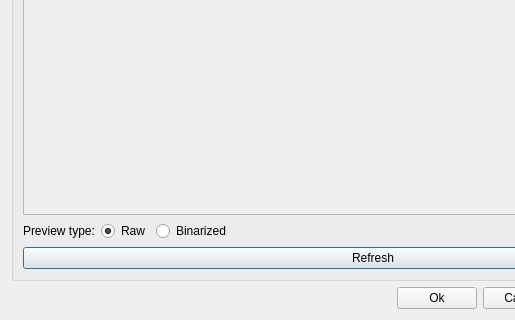
This is Source/Scanner3DClient/GUI/SettingsDialog/UI/SettingsDialog.ui in MaxGarden/Scanner3DClient as Qt 5 draws it before an edit; both pictures show x 0 to 515 and y 449 to 769 of the 746 by 769 pixel window. The edited form follows.
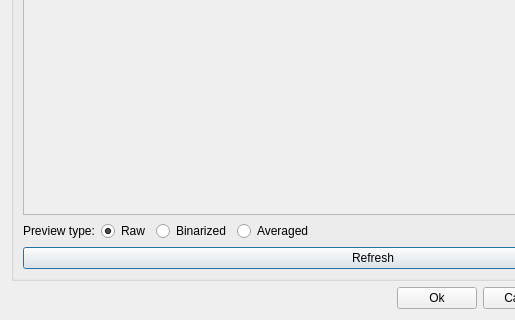
This is the edited form.

Commit message: Added averaged preview type to Settings Dialog.

```diff
--- a/Source/Scanner3DClient/GUI/SettingsDialog/UI/SettingsDialog.ui
+++ b/Source/Scanner3DClient/GUI/SettingsDialog/UI/SettingsDialog.ui
@@ -557,6 +557,13 @@
           </property>
          </widget>
         </item>
+        <item>
+         <widget class="QRadioButton" name="m_averagedPreviewRadioButton">
+          <property name="text">
+           <string>Averaged</string>
+          </property>
+         </widget>
+        </item>
         <item>
          <spacer name="horizontalSpacer_2">
           <property name="orientation">
```
Left out of the diff: 16 changed lines with no effect on the pictures. The commit also changes 1 other file.
